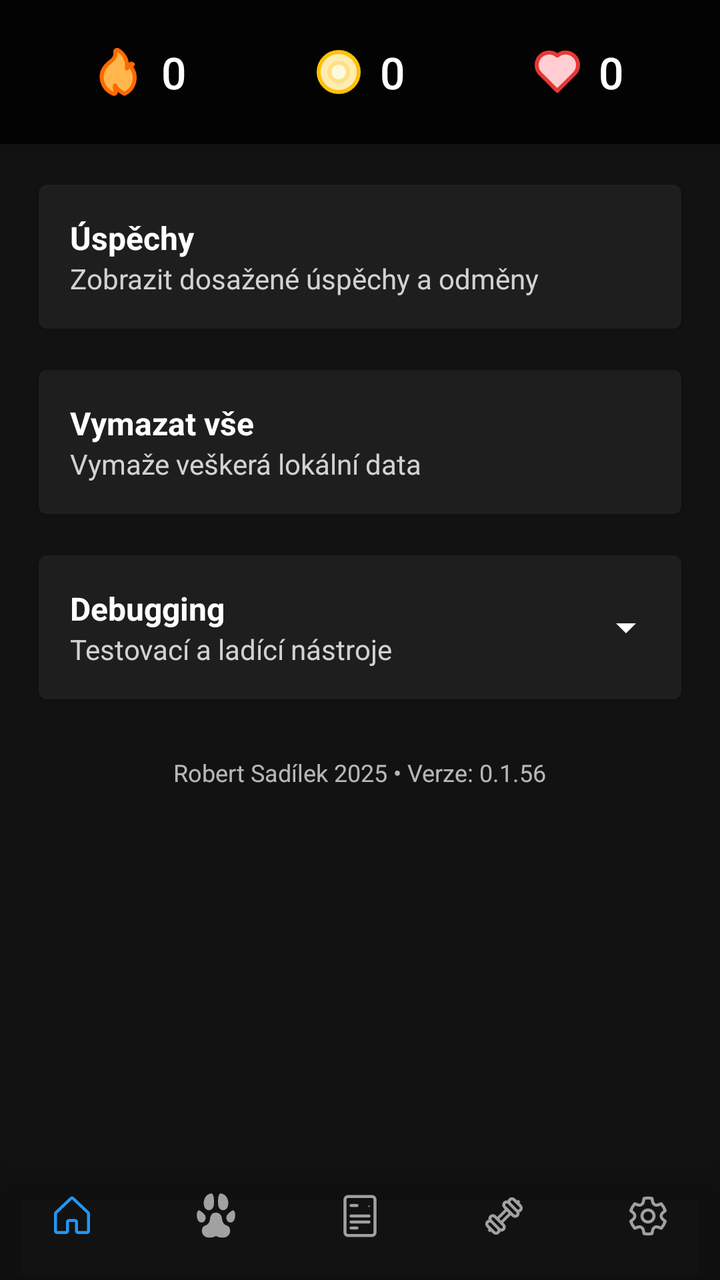
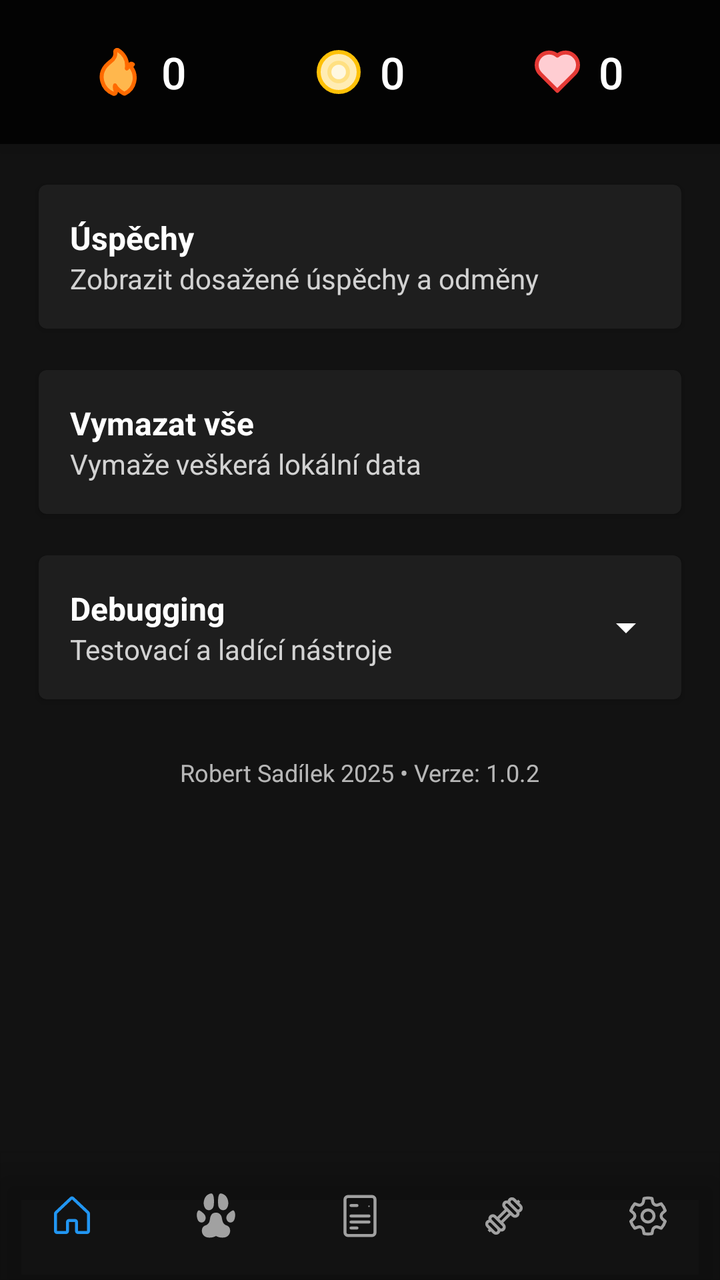

Compare the two renders of this Android layout. The source of the first and the diff that turns it into the second are given below.
<!-- AndroidManifest.xml: activity theme Theme.Autokolk.NoActionBar -->
<!-- res/layout/activity_settings.xml -->
<?xml version="1.0" encoding="utf-8"?>
<FrameLayout xmlns:android="http://schemas.android.com/apk/res/android"
	xmlns:app="http://schemas.android.com/apk/res-auto"
	android:layout_width="match_parent"
	android:layout_height="match_parent"
	android:background="@color/background">

	<LinearLayout
		android:id="@+id/homeHeader"
		android:layout_width="match_parent"
		android:layout_height="72dp"
		android:orientation="horizontal"
		android:gravity="center"
		android:paddingStart="16dp"
		android:paddingEnd="16dp"
		android:background="#CC000000"
		android:elevation="8dp">

		<com.google.android.material.button.MaterialButton
			android:id="@+id/streakButton"
			style="@style/Widget.MaterialComponents.Button.TextButton"
			android:layout_width="0dp"
			android:layout_height="wrap_content"
			android:layout_weight="1"
			android:minHeight="36dp"
			app:icon="@drawable/ic_streak"
			app:iconGravity="textStart"
			app:iconPadding="8dp"
			app:iconSize="24dp"
			app:iconTint="@null"
			android:text="0"
			android:textAllCaps="false"
			android:textColor="@color/text_primary"
			android:textSize="22sp"
			app:rippleColor="@color/button_pressed"
			app:backgroundTint="@android:color/transparent" />

		<com.google.android.material.button.MaterialButton
			android:id="@+id/xpButton"
			style="@style/Widget.MaterialComponents.Button.TextButton"
			android:layout_width="0dp"
			android:layout_height="wrap_content"
			android:layout_weight="1"
			android:minHeight="36dp"
			app:icon="@drawable/ic_coin"
			app:iconGravity="textStart"
			app:iconPadding="8dp"
			app:iconSize="24dp"
			app:iconTint="@null"
			android:text="0"
			android:textAllCaps="false"
			android:textColor="@color/text_primary"
			android:textSize="22sp"
			app:rippleColor="@color/button_pressed"
			app:backgroundTint="@android:color/transparent" />

		<com.google.android.material.button.MaterialButton
			android:id="@+id/heartsButton"
			style="@style/Widget.MaterialComponents.Button.TextButton"
			android:layout_width="0dp"
			android:layout_height="wrap_content"
			android:layout_weight="1"
			android:minHeight="36dp"
			app:icon="@drawable/ic_live"
			app:iconGravity="textStart"
			app:iconPadding="8dp"
			app:iconSize="24dp"
			app:iconTint="@null"
			android:text="0"
			android:textAllCaps="false"
			android:textColor="@color/text_primary"
			android:textSize="22sp"
			app:rippleColor="@color/button_pressed"
			app:backgroundTint="@android:color/transparent" />

	</LinearLayout>

	<ScrollView
		android:layout_width="match_parent"
		android:layout_height="match_parent"
		android:layout_marginTop="72dp"
		android:layout_marginBottom="64dp">

		<LinearLayout
			android:layout_width="match_parent"
			android:layout_height="wrap_content"
			android:orientation="vertical"
			android:padding="16dp">

			
			<com.google.android.material.card.MaterialCardView
				android:id="@+id/card_achievements"
				android:layout_width="match_parent"
				android:layout_height="wrap_content"
				android:layout_marginBottom="12dp"
				app:cardUseCompatPadding="true"
				app:cardElevation="2dp"
				app:cardBackgroundColor="@color/card_dark"
				android:foreground="?attr/selectableItemBackground"
				android:clickable="true"
				android:focusable="true">

				<LinearLayout
					android:layout_width="match_parent"
					android:layout_height="wrap_content"
					android:orientation="vertical"
					android:padding="16dp">

					<TextView
						android:layout_width="wrap_content"
						android:layout_height="wrap_content"
						android:text="Úspěchy"
						android:textColor="@color/text_primary"
						android:textSize="16sp"
						android:textStyle="bold" />

					<TextView
						android:layout_width="wrap_content"
						android:layout_height="wrap_content"
						android:text="Zobrazit dosažené úspěchy a odměny"
						android:textColor="@color/text_primary"
						android:textSize="14sp"
						android:alpha="0.8" />

				</LinearLayout>

			</com.google.android.material.card.MaterialCardView>

			
			<com.google.android.material.card.MaterialCardView
				android:id="@+id/card_clear_all"
				android:layout_width="match_parent"
				android:layout_height="wrap_content"
				android:layout_marginBottom="12dp"
				app:cardUseCompatPadding="true"
				app:cardElevation="2dp"
				app:cardBackgroundColor="@color/card_dark"
				android:foreground="?attr/selectableItemBackground"
				android:clickable="true"
				android:focusable="true">

				<LinearLayout
					android:layout_width="match_parent"
					android:layout_height="wrap_content"
					android:orientation="vertical"
					android:padding="16dp">

					<TextView
						android:layout_width="wrap_content"
						android:layout_height="wrap_content"
						android:text="Vymazat vše"
						android:textColor="@color/text_primary"
						android:textSize="16sp"
						android:textStyle="bold" />

					<TextView
						android:layout_width="wrap_content"
						android:layout_height="wrap_content"
						android:text="Vymaže veškerá lokální data"
						android:textColor="@color/text_primary"
						android:textSize="14sp"
						android:alpha="0.8" />

				</LinearLayout>

			</com.google.android.material.card.MaterialCardView>

			
			<com.google.android.material.card.MaterialCardView
				android:layout_width="match_parent"
				android:layout_height="wrap_content"
				android:layout_marginBottom="12dp"
				app:cardUseCompatPadding="true"
				app:cardElevation="2dp"
				app:cardBackgroundColor="@color/card_dark">

				<LinearLayout
					android:layout_width="match_parent"
					android:layout_height="wrap_content"
					android:orientation="vertical">

					
					<LinearLayout
						android:id="@+id/debugging_header"
						android:layout_width="match_parent"
						android:layout_height="wrap_content"
						android:orientation="horizontal"
						android:gravity="center_vertical"
						android:padding="16dp"
						android:clickable="true"
						android:focusable="true"
						android:background="?attr/selectableItemBackground">

						<LinearLayout
							android:layout_width="0dp"
							android:layout_height="wrap_content"
							android:layout_weight="1"
							android:orientation="vertical">

							<TextView
								android:layout_width="wrap_content"
								android:layout_height="wrap_content"
								android:text="Debugging"
								android:textColor="@color/text_primary"
								android:textSize="16sp"
								android:textStyle="bold" />

							<TextView
								android:layout_width="wrap_content"
								android:layout_height="wrap_content"
								android:text="Testovací a ladící nástroje"
								android:textColor="@color/text_primary"
								android:textSize="14sp"
								android:alpha="0.8" />

						</LinearLayout>

						<ImageView
							android:id="@+id/debugging_arrow"
							android:layout_width="24dp"
							android:layout_height="24dp"
							android:src="@drawable/ic_arrow_drop_down"
							android:rotation="0"
							android:contentDescription="Rozbalit/sbalit" />

					</LinearLayout>

					
					<LinearLayout
						android:id="@+id/debugging_content"
						android:layout_width="match_parent"
						android:layout_height="wrap_content"
						android:orientation="vertical"
						android:visibility="gone">

						
						<LinearLayout
							android:layout_width="match_parent"
							android:layout_height="wrap_content"
							android:orientation="horizontal"
							android:gravity="center_vertical"
							android:padding="16dp"
							android:paddingTop="0dp">

							<LinearLayout
								android:layout_width="0dp"
								android:layout_height="wrap_content"
								android:layout_weight="1"
								android:orientation="vertical">

								<TextView
									android:id="@+id/title_test1"
									android:layout_width="wrap_content"
									android:layout_height="wrap_content"
									android:text="Nekonečné životy (pro testing)"
									android:textColor="@color/text_primary"
									android:textSize="16sp"
									android:textStyle="bold" />

								<TextView
									android:layout_width="wrap_content"
									android:layout_height="wrap_content"
									android:text="Povolit start lekcí i bez životů"
									android:textColor="@color/text_primary"
									android:textSize="14sp"
									android:alpha="0.8" />

							</LinearLayout>

							<com.google.android.material.switchmaterial.SwitchMaterial
								android:id="@+id/switch_test1"
								android:layout_width="wrap_content"
								android:layout_height="wrap_content"
								android:theme="@style/ThemeOverlay.Autokolk.SwitchNeutral"
								app:thumbTint="@color/switch_thumb_tint"
								app:trackTint="@color/switch_track_tint"
								app:rippleColor="@color/button_pressed"
								app:useMaterialThemeColors="false" />

						</LinearLayout>

						
						<LinearLayout
							android:id="@+id/card_hunger_test"
							android:layout_width="match_parent"
							android:layout_height="wrap_content"
							android:orientation="horizontal"
							android:gravity="center_vertical"
							android:padding="16dp"
							android:clickable="true"
							android:focusable="true"
							android:background="?attr/selectableItemBackground">

							<LinearLayout
								android:layout_width="0dp"
								android:layout_height="wrap_content"
								android:layout_weight="1"
								android:orientation="vertical">

								<TextView
									android:layout_width="wrap_content"
									android:layout_height="wrap_content"
									android:text="Test hladu Alexe"
									android:textColor="@color/text_primary"
									android:textSize="16sp"
									android:textStyle="bold" />

								<TextView
									android:layout_width="wrap_content"
									android:layout_height="wrap_content"
									android:text="Nastavit hlad Alexe (pro testování)"
									android:textColor="@color/text_primary"
									android:textSize="14sp"
									android:alpha="0.8" />

							</LinearLayout>

						</LinearLayout>

						
						<LinearLayout
							android:id="@+id/card_streak_test"
							android:layout_width="match_parent"
							android:layout_height="wrap_content"
							android:orientation="horizontal"
							android:gravity="center_vertical"
							android:padding="16dp"
							android:clickable="true"
							android:focusable="true"
							android:background="?attr/selectableItemBackground">

							<LinearLayout
								android:layout_width="0dp"
								android:layout_height="wrap_content"
								android:layout_weight="1"
								android:orientation="vertical">

								<TextView
									android:layout_width="wrap_content"
									android:layout_height="wrap_content"
									android:text="Test streaku"
									android:textColor="@color/text_primary"
									android:textSize="16sp"
									android:textStyle="bold" />

								<TextView
									android:layout_width="wrap_content"
									android:layout_height="wrap_content"
									android:text="Nastavit streak (pro testování)"
									android:textColor="@color/text_primary"
									android:textSize="14sp"
									android:alpha="0.8" />

							</LinearLayout>

						</LinearLayout>

						
						<LinearLayout
							android:id="@+id/card_points_test"
							android:layout_width="match_parent"
							android:layout_height="wrap_content"
							android:orientation="horizontal"
							android:gravity="center_vertical"
							android:padding="16dp"
							android:clickable="true"
							android:focusable="true"
							android:background="?attr/selectableItemBackground">

							<LinearLayout
								android:layout_width="0dp"
								android:layout_height="wrap_content"
								android:layout_weight="1"
								android:orientation="vertical">

								<TextView
									android:layout_width="wrap_content"
									android:layout_height="wrap_content"
									android:text="Test bodů"
									android:textColor="@color/text_primary"
									android:textSize="16sp"
									android:textStyle="bold" />

								<TextView
									android:layout_width="wrap_content"
									android:layout_height="wrap_content"
									android:text="Nastavit body (pro testování)"
									android:textColor="@color/text_primary"
									android:textSize="14sp"
									android:alpha="0.8" />

							</LinearLayout>

						</LinearLayout>

						
						<LinearLayout
							android:id="@+id/card_hearts_test"
							android:layout_width="match_parent"
							android:layout_height="wrap_content"
							android:orientation="horizontal"
							android:gravity="center_vertical"
							android:padding="16dp"
							android:clickable="true"
							android:focusable="true"
							android:background="?attr/selectableItemBackground">

							<LinearLayout
								android:layout_width="0dp"
								android:layout_height="wrap_content"
								android:layout_weight="1"
								android:orientation="vertical">

								<TextView
									android:layout_width="wrap_content"
									android:layout_height="wrap_content"
									android:text="Test životů"
									android:textColor="@color/text_primary"
									android:textSize="16sp"
									android:textStyle="bold" />

								<TextView
									android:layout_width="wrap_content"
									android:layout_height="wrap_content"
									android:text="Nastavit životy (0–15) pro testování)"
									android:textColor="@color/text_primary"
									android:textSize="14sp"
									android:alpha="0.8" />

							</LinearLayout>

						</LinearLayout>

						
						<LinearLayout
							android:id="@+id/card_rename_lion"
							android:layout_width="match_parent"
							android:layout_height="wrap_content"
							android:orientation="horizontal"
							android:gravity="center_vertical"
							android:padding="16dp"
							android:clickable="true"
							android:focusable="true"
							android:background="?attr/selectableItemBackground">

							<LinearLayout
								android:layout_width="0dp"
								android:layout_height="wrap_content"
								android:layout_weight="1"
								android:orientation="vertical">

								<TextView
									android:layout_width="wrap_content"
									android:layout_height="wrap_content"
									android:text="Přejmenovat lva"
									android:textColor="@color/text_primary"
									android:textSize="16sp"
									android:textStyle="bold" />

								<TextView
									android:layout_width="wrap_content"
									android:layout_height="wrap_content"
									android:text="Změnit jméno lva (výchozí: Alex)"
									android:textColor="@color/text_primary"
									android:textSize="14sp"
									android:alpha="0.8" />

							</LinearLayout>

						</LinearLayout>

						
						<LinearLayout
							android:id="@+id/card_hunger_debug"
							android:layout_width="match_parent"
							android:layout_height="wrap_content"
							android:orientation="vertical"
							android:padding="16dp">

							<TextView
								android:layout_width="wrap_content"
								android:layout_height="wrap_content"
								android:text="Hlad – debug stav"
								android:textColor="@color/text_primary"
								android:textSize="16sp"
								android:textStyle="bold" />

							<TextView
								android:id="@+id/hunger_debug_text"
								android:layout_width="wrap_content"
								android:layout_height="wrap_content"
								android:text="Načítám…"
								android:textColor="@color/text_primary"
								android:textSize="14sp"
								android:alpha="0.8" />

						</LinearLayout>

						
						<LinearLayout
							android:id="@+id/card_trigger_event"
							android:layout_width="match_parent"
							android:layout_height="wrap_content"
							android:orientation="horizontal"
							android:gravity="center_vertical"
							android:padding="16dp"
							android:clickable="true"
							android:focusable="true"
							android:background="?attr/selectableItemBackground">

							<LinearLayout
								android:layout_width="0dp"
								android:layout_height="wrap_content"
								android:layout_weight="1"
								android:orientation="vertical">

								<TextView
									android:layout_width="wrap_content"
									android:layout_height="wrap_content"
									android:text="Spustit náhodnou událost"
									android:textColor="@color/text_primary"
									android:textSize="16sp"
									android:textStyle="bold" />

								<TextView
									android:layout_width="wrap_content"
									android:layout_height="wrap_content"
									android:text="Okamžitě zobrazí náhodnou událost (pro testování)"
									android:textColor="@color/text_primary"
									android:textSize="14sp"
									android:alpha="0.8" />

							</LinearLayout>

						</LinearLayout>

					</LinearLayout>

				</LinearLayout>

		</com.google.android.material.card.MaterialCardView>

        <TextView
            android:id="@+id/settings_footer"
            android:layout_width="wrap_content"
            android:layout_height="wrap_content"
            android:layout_marginTop="12dp"
            android:layout_marginBottom="12dp"
            android:layout_gravity="center_horizontal"
			android:text="Robert Sadílek 2025 • Verze: 0.1.56"
            android:textColor="@color/text_primary"
            android:textSize="12sp"
            android:alpha="0.7"
            android:clickable="true"
            android:focusable="true"
            android:foreground="?attr/selectableItemBackground" />

		</LinearLayout>

	</ScrollView>

    <com.google.android.material.bottomnavigation.BottomNavigationView
		android:id="@+id/bottomNavigation"
		android:layout_width="match_parent"
		android:layout_height="64dp"
		android:layout_gravity="bottom"
		android:background="@android:color/transparent"
		android:elevation="0dp"
        app:labelVisibilityMode="unlabeled"
        app:itemIconSize="24dp"
		app:itemBackground="?attr/selectableItemBackground"
		app:backgroundTint="@android:color/transparent"
		app:itemActiveIndicatorStyle="@style/Widget.Autokolk.BottomNav.ActiveIndicator"
		app:itemTextAppearanceActive="@style/TextAppearance.Autokolk.BottomNav.Large"
		app:itemTextAppearanceInactive="@style/TextAppearance.Autokolk.BottomNav.Large"
		app:itemTextColor="@color/text_primary"
		app:menu="@menu/bottom_nav_menu" />

</FrameLayout>
<!-- resources referenced by this layout -->
<resources>
  <color name="background">#121212</color>
  <color name="button_pressed">#4D666666</color>
  <color name="card_dark">#1E1E1E</color>
  <color name="text_primary">#FFFFFF</color>
  <!-- drawable ic_arrow_drop_down (drawable) -->
  <?xml version="1.0" encoding="utf-8"?>
  <vector xmlns:android="http://schemas.android.com/apk/res/android"
      android:width="24dp"
      android:height="24dp"
      android:viewportWidth="24"
      android:viewportHeight="24">
      <path
          android:fillColor="@color/text_primary"
          android:pathData="M7,10l5,5 5,-5z"/>
  </vector>
  <!-- drawable ic_live (drawable) -->
  <?xml version="1.0" encoding="utf-8"?>
  <vector xmlns:android="http://schemas.android.com/apk/res/android"
      android:width="24dp"
      android:height="24dp"
      android:viewportWidth="24"
      android:viewportHeight="24">
      <path android:fillColor="#FFCDD2" android:strokeColor="#E53935" android:strokeWidth="2" android:strokeLineJoin="round" android:strokeLineCap="round" android:pathData="M12.001,3.818a6.228,6.228 0 0,1 8.51,9.087l-5.224,5.225L12,21.415 4.72,14.136 3.49,12.904A6.228,6.228 0 0,1 12,3.818z"/>
  </vector>
  <style name="TextAppearance.Autokolk.BottomNav.Large" parent="TextAppearance.MaterialComponents.Body1">
          <item name="android:textSize">22sp</item>
          <item name="android:textStyle">normal</item>
          <item name="android:textAllCaps">false</item>
      </style>
  <style name="ThemeOverlay.Autokolk.SwitchNeutral" parent="ThemeOverlay.MaterialComponents">
          <item name="colorControlActivated">@color/switch_track_off</item>
          <item name="colorSecondary">@color/switch_track_off</item>
      </style>
  <style name="Widget.Autokolk.BottomNav.ActiveIndicator" parent="Widget.Material3.BottomNavigationView.ActiveIndicator">
          <item name="android:width">0dp</item>
          <item name="android:height">64dp</item>
          <item name="android:insetTop">0dp</item>
          <item name="android:insetBottom">0dp</item>
          <item name="android:insetLeft">0dp</item>
          <item name="android:insetRight">0dp</item>
          <item name="android:color">@color/bottom_nav_active</item>
          <item name="shapeAppearance">@style/ShapeAppearance.Material3.Corner.None</item>
      </style>
  <style name="Theme.Autokolk.NoActionBar" parent="Theme.Autokolk">
          <item name="windowActionBar">false</item>
          <item name="windowNoTitle">true</item>
      </style>
  <color name="switch_track_off">#33FFFFFF</color>
  <color name="bottom_nav_active">#332196F3</color>
  <color name="primary">#2196F3</color>
  <color name="primary_dark">#1976D2</color>
  <color name="white">#FFFFFFFF</color>
  <color name="secondary">#FFC107</color>
  <color name="secondary_dark">#FFA000</color>
  <color name="black">#FF000000</color>
  <color name="surface">#FF4CAF50</color>
  <color name="text_secondary">#B3FFFFFF</color>
  <style name="Widget.Autokolk.Button" parent="Widget.MaterialComponents.Button">
          <item name="backgroundTint">@color/button_normal</item>
          <item name="android:textColor">@color/text_primary</item>
          <item name="rippleColor">@color/button_pressed</item>
          <item name="cornerRadius">8dp</item>
          <item name="android:letterSpacing">0.025</item>
          <item name="android:textAllCaps">false</item>
      </style>
  <color name="button_normal">#2196F3</color>
  <!-- unchanged entries left out for length: 3 -->
</resources>

<!-- the commit's change to res/layout/activity_settings.xml (unified diff, before → after) -->
@@ -547,7 +547,7 @@
             android:layout_marginTop="12dp"
             android:layout_marginBottom="12dp"
             android:layout_gravity="center_horizontal"
-			android:text="Robert Sadílek 2025 • Verze: 0.1.56"
+			android:text="Robert Sadílek 2025 • Verze: 1.0.2"
             android:textColor="@color/text_primary"
             android:textSize="12sp"
             android:alpha="0.7"
